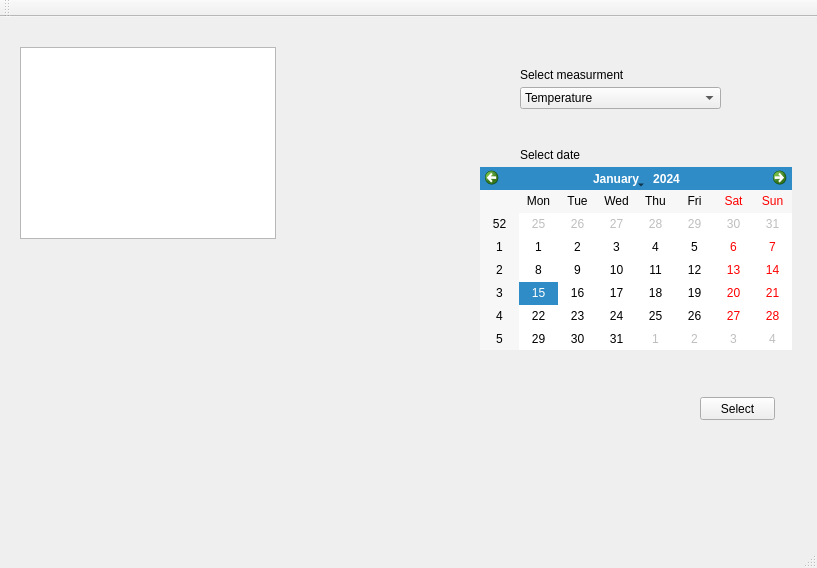
The window that mainwindow.ui (pgils/gWeerstation-GUI) describes before a commit, drawn with Qt 5.
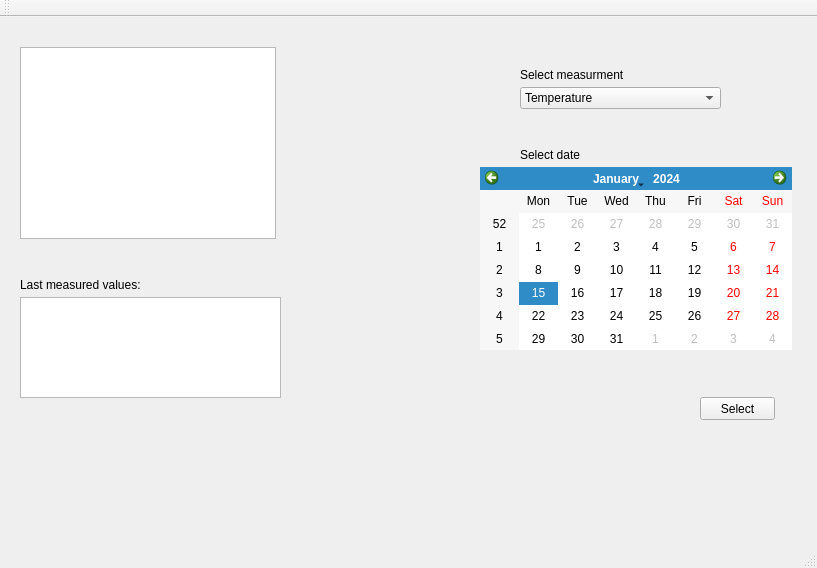
The same window after the commit.

Commit message: added last recent values

The edit to the form file:
```diff
--- a/mainwindow.ui
+++ b/mainwindow.ui
@@ -98,6 +98,29 @@
      </rect>
     </property>
    </widget>
+   <widget class="QListWidget" name="listWidget_2">
+    <property name="geometry">
+     <rect>
+      <x>20</x>
+      <y>280</y>
+      <width>261</width>
+      <height>101</height>
+     </rect>
+    </property>
+   </widget>
+   <widget class="QLabel" name="label_3">
+    <property name="geometry">
+     <rect>
+      <x>20</x>
+      <y>260</y>
+      <width>261</width>
+      <height>16</height>
+     </rect>
+    </property>
+    <property name="text">
+     <string>Last measured values:</string>
+    </property>
+   </widget>
   </widget>
   <widget class="QMenuBar" name="menuBar">
    <property name="geometry">
```
The commit also changes 5 other files.
